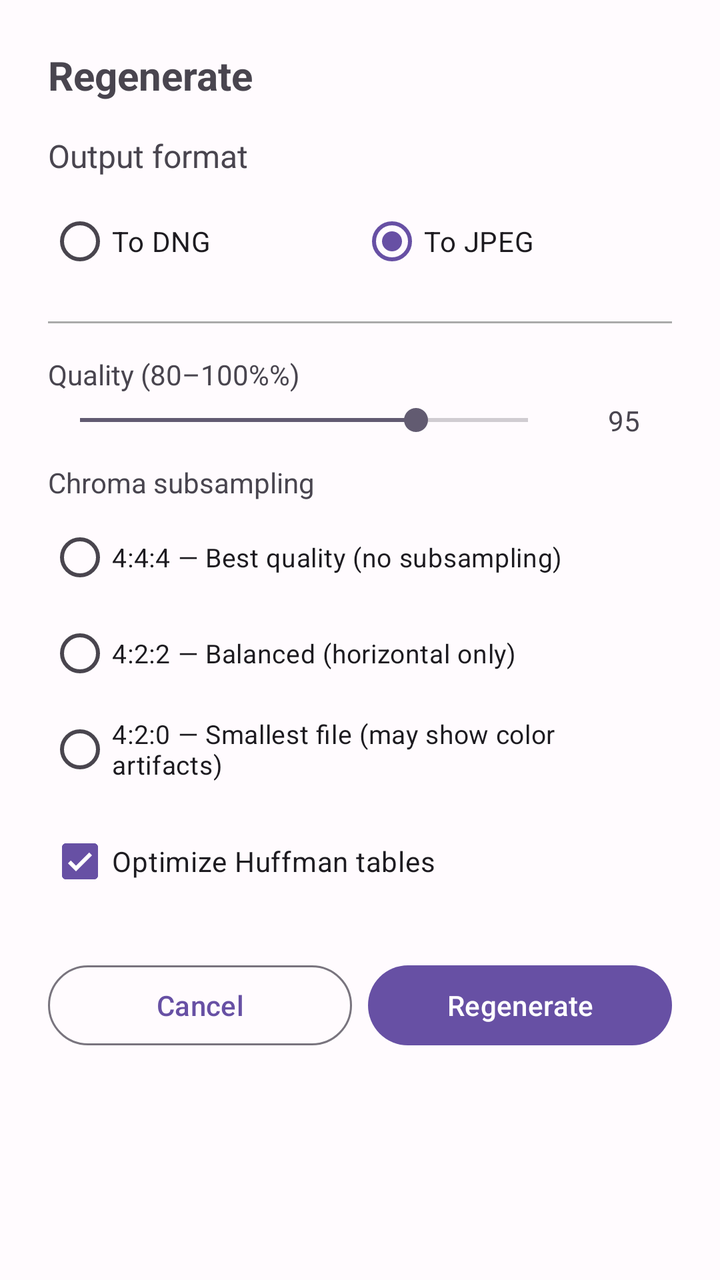
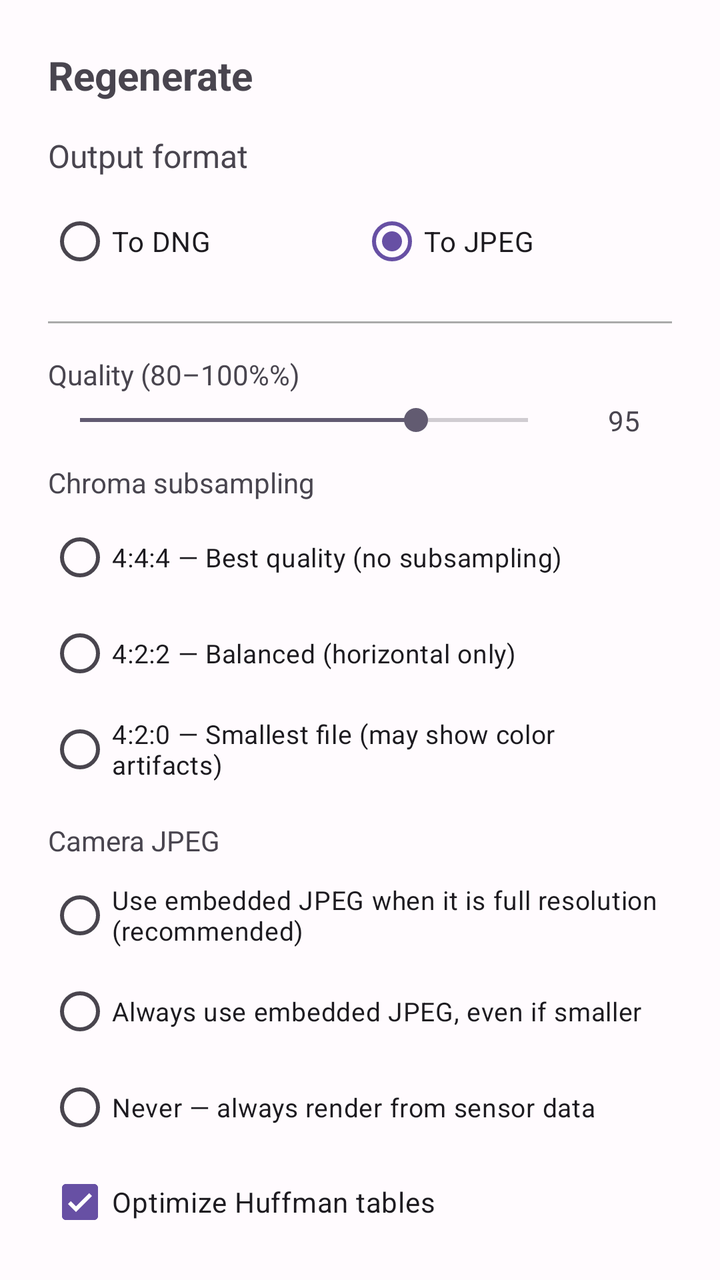

Before-and-after screenshots of an Android layout around one commit, followed by the original layout XML and the change that was made.
<!-- AndroidManifest.xml: application theme Theme.Raw2DNG -->
<!-- res/layout/dialog_regenerate.xml -->
<?xml version="1.0" encoding="utf-8"?>
<LinearLayout xmlns:android="http://schemas.android.com/apk/res/android"
    android:layout_width="match_parent"
    android:layout_height="wrap_content"
    android:orientation="vertical"
    android:padding="24dp">

    <TextView
        android:layout_width="match_parent"
        android:layout_height="wrap_content"
        android:text="@string/regenerate_title"
        android:textSize="20sp"
        android:textStyle="bold"
        android:layout_marginBottom="16dp" />

    
    <TextView
        android:layout_width="match_parent"
        android:layout_height="wrap_content"
        android:text="@string/regenerate_format_label"
        android:textSize="16sp"
        android:layout_marginBottom="8dp" />

    <RadioGroup
        android:id="@+id/radioGroupFormat"
        android:layout_width="match_parent"
        android:layout_height="wrap_content"
        android:orientation="horizontal">

        <RadioButton
            android:id="@+id/radioFormatDng"
            android:layout_width="0dp"
            android:layout_height="wrap_content"
            android:layout_weight="1"
            android:text="@string/to_dng" />

        <RadioButton
            android:id="@+id/radioFormatJpeg"
            android:layout_width="0dp"
            android:layout_height="wrap_content"
            android:layout_weight="1"
            android:text="@string/to_jpeg"
            android:checked="true" />

    </RadioGroup>

    
    <LinearLayout
        android:id="@+id/jpegSettingsSection"
        android:layout_width="match_parent"
        android:layout_height="wrap_content"
        android:orientation="vertical"
        android:layout_marginTop="16dp">

        <View
            android:layout_width="match_parent"
            android:layout_height="1dp"
            android:background="@android:color/darker_gray"
            android:layout_marginBottom="16dp" />

        
        <TextView
            android:layout_width="match_parent"
            android:layout_height="wrap_content"
            android:text="@string/jpeg_quality_label"
            android:textSize="14sp"
            android:layout_marginBottom="4dp" />

        <LinearLayout
            android:layout_width="match_parent"
            android:layout_height="wrap_content"
            android:orientation="horizontal"
            android:gravity="center_vertical">

            <SeekBar
                android:id="@+id/seekQuality"
                android:layout_width="0dp"
                android:layout_height="wrap_content"
                android:layout_weight="1"
                android:min="80"
                android:max="100"
                android:progress="95" />

            <TextView
                android:id="@+id/txtQualityValue"
                android:layout_width="48dp"
                android:layout_height="wrap_content"
                android:text="95"
                android:textAlignment="center"
                android:layout_marginStart="8dp" />

        </LinearLayout>

        
        <TextView
            android:layout_width="match_parent"
            android:layout_height="wrap_content"
            android:text="@string/jpeg_chroma_label"
            android:textSize="14sp"
            android:layout_marginTop="12dp"
            android:layout_marginBottom="4dp" />

        <RadioGroup
            android:id="@+id/radioGroupChroma"
            android:layout_width="match_parent"
            android:layout_height="wrap_content"
            android:orientation="vertical">

            <RadioButton
                android:id="@+id/radioChroma444"
                android:layout_width="match_parent"
                android:layout_height="wrap_content"
                android:text="@string/chroma_444"
                android:textSize="13sp" />

            <RadioButton
                android:id="@+id/radioChroma422"
                android:layout_width="match_parent"
                android:layout_height="wrap_content"
                android:text="@string/chroma_422"
                android:textSize="13sp" />

            <RadioButton
                android:id="@+id/radioChroma420"
                android:layout_width="match_parent"
                android:layout_height="wrap_content"
                android:text="@string/chroma_420"
                android:textSize="13sp" />

        </RadioGroup>

        
        <CheckBox
            android:id="@+id/chkOptimize"
            android:layout_width="match_parent"
            android:layout_height="wrap_content"
            android:text="@string/jpeg_optimize_label"
            android:checked="true"
            android:layout_marginTop="8dp" />

    </LinearLayout>

    
    <LinearLayout
        android:layout_width="match_parent"
        android:layout_height="wrap_content"
        android:orientation="horizontal"
        android:layout_marginTop="24dp">

        <Button
            android:id="@+id/btnCancel"
            android:layout_width="0dp"
            android:layout_height="wrap_content"
            android:layout_weight="1"
            android:layout_marginEnd="8dp"
            android:text="@string/cancel"
            style="@style/Widget.Material3.Button.OutlinedButton" />

        <Button
            android:id="@+id/btnRegenerate"
            android:layout_width="0dp"
            android:layout_height="wrap_content"
            android:layout_weight="1"
            android:text="@string/regenerate_button" />

    </LinearLayout>

</LinearLayout>
<!-- resources referenced by this layout -->
<resources>
  <string name="cancel">Cancel</string>
  <string name="chroma_420">4:2:0 — Smallest file (may show color artifacts)</string>
  <string name="chroma_422">4:2:2 — Balanced (horizontal only)</string>
  <string name="chroma_444">4:4:4 — Best quality (no subsampling)</string>
  <string name="jpeg_chroma_label">Chroma subsampling</string>
  <string name="jpeg_optimize_label">Optimize Huffman tables</string>
  <string name="jpeg_quality_label">Quality (80–100%%)</string>
  <string name="regenerate_button">Regenerate</string>
  <string name="regenerate_format_label">Output format</string>
  <string name="regenerate_title">Regenerate</string>
  <string name="to_dng">To DNG</string>
  <string name="to_jpeg">To JPEG</string>
  <style name="Theme.Raw2DNG" parent="Theme.Material3.DayNight.NoActionBar">
          
          <item name="colorPrimary">@color/md_theme_primary</item>
          <item name="colorOnPrimary">@color/md_theme_onPrimary</item>
          <item name="colorPrimaryContainer">@color/md_theme_primaryContainer</item>
          <item name="colorOnPrimaryContainer">@color/md_theme_onPrimaryContainer</item>
          
          <item name="colorSecondary">@color/md_theme_secondary</item>
          <item name="colorOnSecondary">@color/md_theme_onSecondary</item>
          <item name="colorSecondaryContainer">@color/md_theme_secondaryContainer</item>
          <item name="colorOnSecondaryContainer">@color/md_theme_onSecondaryContainer</item>
          
          <item name="colorTertiary">@color/md_theme_tertiary</item>
          <item name="colorOnTertiary">@color/md_theme_onTertiary</item>
          
          <item name="android:colorBackground">@color/md_theme_background</item>
          <item name="colorOnBackground">@color/md_theme_onBackground</item>
          <item name="colorSurface">@color/md_theme_surface</item>
          <item name="colorOnSurface">@color/md_theme_onSurface</item>
          <item name="colorSurfaceVariant">@color/md_theme_surfaceVariant</item>
          <item name="colorOnSurfaceVariant">@color/md_theme_onSurfaceVariant</item>
          
          <item name="android:statusBarColor">@android:color/transparent</item>
          <item name="android:navigationBarColor">@android:color/transparent</item>
      </style>
  <color name="md_theme_primary">#6750A4</color>
  <color name="md_theme_onPrimary">#FFFFFF</color>
  <color name="md_theme_primaryContainer">#EADDFF</color>
  <color name="md_theme_onPrimaryContainer">#21005E</color>
  <color name="md_theme_secondary">#625B71</color>
  <color name="md_theme_onSecondary">#FFFFFF</color>
  <color name="md_theme_secondaryContainer">#E8DEF8</color>
  <color name="md_theme_onSecondaryContainer">#1E192B</color>
  <color name="md_theme_tertiary">#7D5260</color>
  <color name="md_theme_onTertiary">#FFFFFF</color>
  <color name="md_theme_background">#FFFBFE</color>
  <color name="md_theme_onBackground">#1C1B1F</color>
  <color name="md_theme_surface">#FFFBFE</color>
  <color name="md_theme_onSurface">#1C1B1F</color>
  <color name="md_theme_surfaceVariant">#E7E0EC</color>
  <color name="md_theme_onSurfaceVariant">#49454E</color>
</resources>

<!-- the commit's change to res/layout/dialog_regenerate.xml (unified diff, before → after) -->
@@ -130,6 +130,44 @@
         </RadioGroup>
 
         
+        <TextView
+            android:layout_width="match_parent"
+            android:layout_height="wrap_content"
+            android:text="@string/jpeg_embedded_label"
+            android:textSize="14sp"
+            android:layout_marginTop="12dp"
+            android:layout_marginBottom="4dp" />
+
+        <RadioGroup
+            android:id="@+id/radioGroupEmbedded"
+            android:layout_width="match_parent"
+            android:layout_height="wrap_content"
+            android:orientation="vertical">
+
+            <RadioButton
+                android:id="@+id/radioEmbeddedFullRes"
+                android:layout_width="match_parent"
+                android:layout_height="wrap_content"
+                android:text="@string/jpeg_embedded_full_res"
+                android:textSize="13sp" />
+
+            <RadioButton
+                android:id="@+id/radioEmbeddedAlways"
+                android:layout_width="match_parent"
+                android:layout_height="wrap_content"
+                android:text="@string/jpeg_embedded_always"
+                android:textSize="13sp" />
+
+            <RadioButton
+                android:id="@+id/radioEmbeddedNever"
+                android:layout_width="match_parent"
+                android:layout_height="wrap_content"
+                android:text="@string/jpeg_embedded_never"
+                android:textSize="13sp" />
+
+        </RadioGroup>
+
+        
         <CheckBox
             android:id="@+id/chkOptimize"
             android:layout_width="match_parent"
<!-- resource entries referenced after the edit -->
@@ -5,6 +5,10 @@
   <string name="chroma_422">4:2:2 — Balanced (horizontal only)</string>
   <string name="chroma_444">4:4:4 — Best quality (no subsampling)</string>
   <string name="jpeg_chroma_label">Chroma subsampling</string>
+  <string name="jpeg_embedded_always">Always use embedded JPEG, even if smaller</string>
+  <string name="jpeg_embedded_full_res">Use embedded JPEG when it is full resolution (recommended)</string>
+  <string name="jpeg_embedded_label">Camera JPEG</string>
+  <string name="jpeg_embedded_never">Never — always render from sensor data</string>
   <string name="jpeg_optimize_label">Optimize Huffman tables</string>
   <string name="jpeg_quality_label">Quality (80–100%%)</string>
   <string name="regenerate_button">Regenerate</string>
